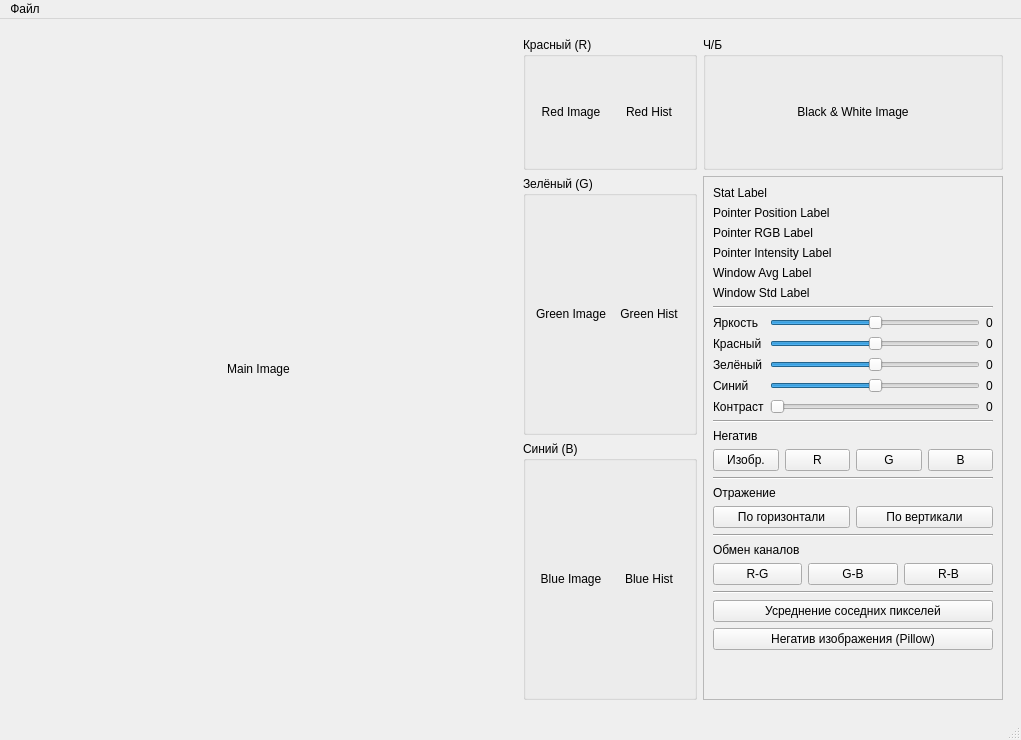
Old version of the form main.ui in the repository aleksarki/paint.ru.
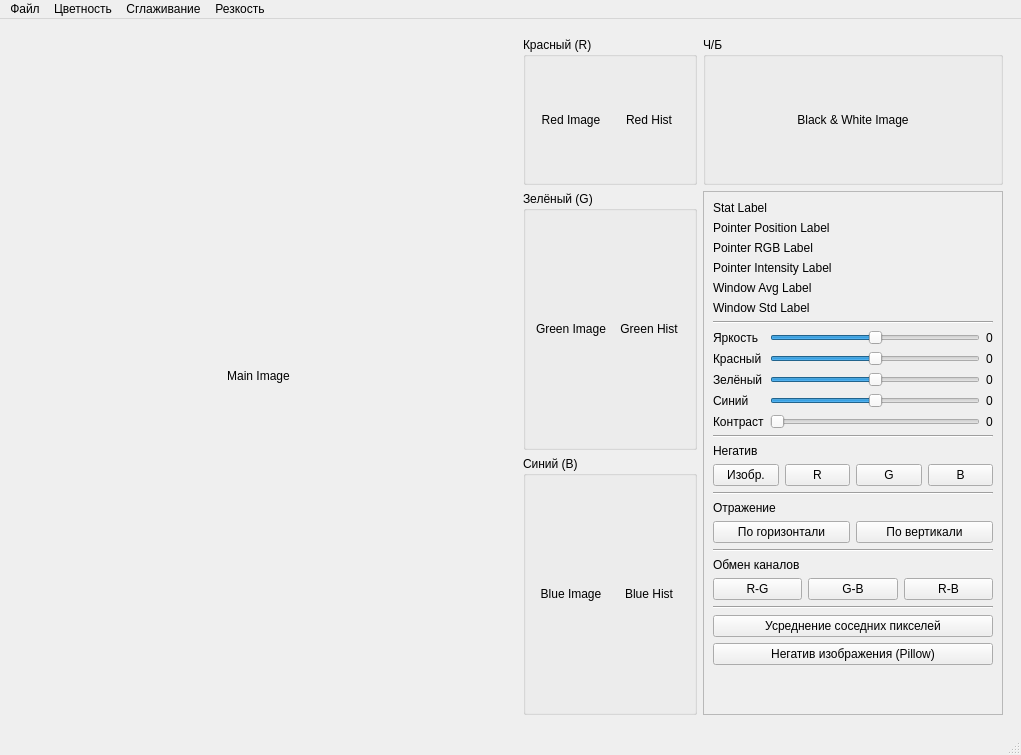
New version of the form. Custom widgets are drawn as their Qt base class.

Commit message: added menus for new features

```diff
--- a/main.ui
+++ b/main.ui
@@ -7,7 +7,7 @@
     <x>0</x>
     <y>0</y>
     <width>1021</width>
-    <height>740</height>
+    <height>755</height>
    </rect>
   </property>
   <property name="windowTitle">
@@ -681,7 +681,35 @@
     <addaction name="separator"/>
     <addaction name="exitApplicationAction"/>
    </widget>
+   <widget class="QMenu" name="chromaMenu">
+    <property name="title">
+     <string>Цветность</string>
+    </property>
+    <addaction name="logatithmTransformAction"/>
+    <addaction name="exponentTransformAction"/>
+    <addaction name="binaryTransformAction"/>
+    <addaction name="brightnessRangeAction"/>
+   </widget>
+   <widget class="QMenu" name="somoothMenu">
+    <property name="title">
+     <string>Сглаживание</string>
+    </property>
+    <addaction name="rectangleFilterAction"/>
+    <addaction name="medianFilterAction"/>
+    <addaction name="gaussFilterAction"/>
+    <addaction name="sigmaFilterAction"/>
+    <addaction name="absoluteDiffAction"/>
+   </widget>
+   <widget class="QMenu" name="sharpnessMenu">
+    <property name="title">
+     <string>Резкость</string>
+    </property>
+    <addaction name="blurredMaskingAction"/>
+   </widget>
    <addaction name="fileMenu"/>
+   <addaction name="chromaMenu"/>
+   <addaction name="somoothMenu"/>
+   <addaction name="sharpnessMenu"/>
   </widget>
   <widget class="QStatusBar" name="statusbar"/>
   <action name="loadImageAction">
```
Left out of the diff: 50 changed lines with no effect on the pictures. The commit also changes 1 other file.
